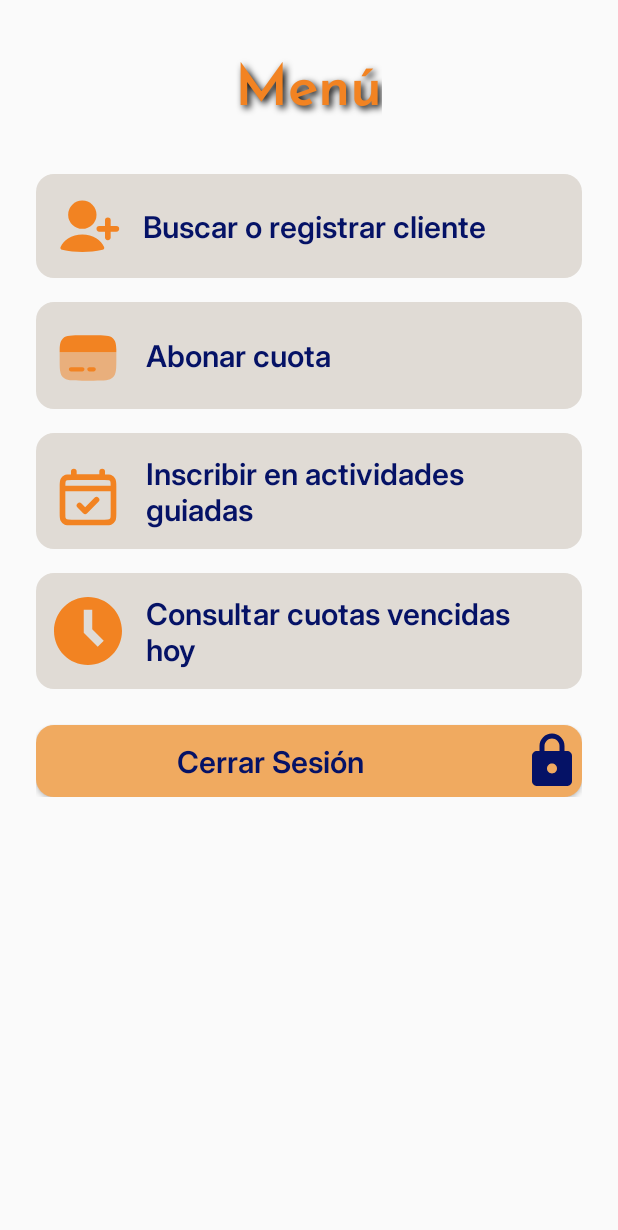
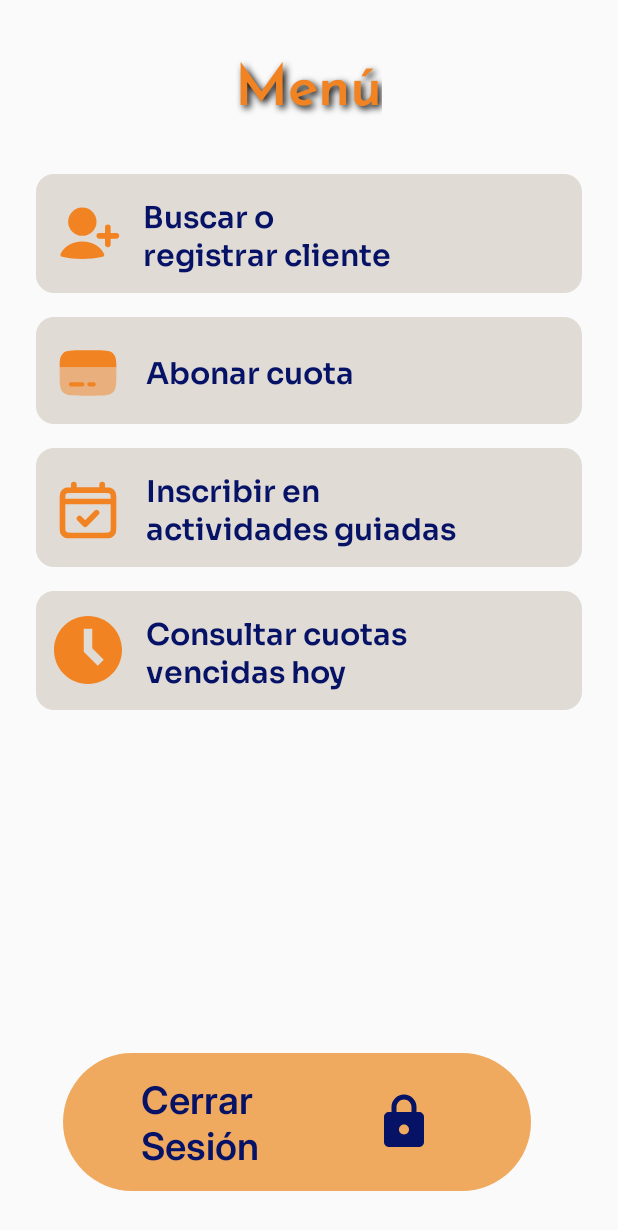
Before and after one commit to MarinaOliva/SinergiaFitnessApp, an Android app: the layout activity_menu_principal.xml on its own in the app's theme, with its tools: preview values and no code run, on a phone screen of 412 x 824 dp. Shown: the top 1230 px of the screen. Run offline under Robolectric (Android 15) with nearby library versions, the phone set to English and light mode, and no system bars.

Commit message:
Enhance main screen UI and improve styles

```diff
--- /dev/null
+++ b/app/src/main/res/drawable/bg_rounded_primary_button.xml
@@ -0,0 +1,4 @@
+<shape xmlns:android="http://schemas.android.com/apk/res/android" android:shape="rectangle">
+    <solid android:color="@color/button" />
+    <corners android:radius="200dp" />
+</shape>
--- a/app/src/main/res/drawable/ic_login.xml
+++ b/app/src/main/res/drawable/ic_login.xml
@@ -1,9 +1,13 @@
 <vector xmlns:android="http://schemas.android.com/apk/res/android"
-    android:width="31dp"
-    android:height="39dp"
-    android:viewportWidth="31"
-    android:viewportHeight="39">
+    android:width="50dp"
+    android:height="50dp"
+    android:viewportWidth="24"
+    android:viewportHeight="24">
   <path
-      android:pathData="M17.163,35.233V31.344H27.275V4.121H17.163V0.233H27.275C28.069,0.233 28.749,0.614 29.316,1.376C29.882,2.138 30.164,3.053 30.163,4.121V31.344C30.163,32.413 29.881,33.329 29.316,34.091C28.75,34.853 28.07,35.234 27.275,35.233H17.163ZM14.275,27.455L12.288,24.635L15.972,19.677H4.164V15.788H15.972L12.288,10.83L14.275,8.01L21.497,17.733L14.275,27.455Z"
-      android:fillColor="#051266"/>
+      android:pathData="M15,4H18C19.105,4 20,4.895 20,6V18C20,19.105 19.105,20 18,20H15M11,16L15,12M15,12L11,8M15,12H3"
+      android:strokeLineJoin="round"
+      android:strokeWidth="1.5"
+      android:fillColor="#00000000"
+      android:strokeColor="#051266"
+      android:strokeLineCap="round"/>
 </vector>
--- a/app/src/main/res/layout/activity_login.xml
+++ b/app/src/main/res/layout/activity_login.xml
@@ -51,10 +51,12 @@
 
     <Button
         android:id="@+id/loginButton"
-        style="@style/AppButtonText"
-        android:layout_width="match_parent"
-        android:layout_height="wrap_content"
+        style="@style/PrimaryButtonStyle"
+        android:layout_width="263dp"
+        android:layout_height="65dp"
+        android:drawableEnd="@drawable/ic_login"
+        android:drawablePadding="1dp"
+        android:gravity="center"
         android:text="Ingresar"
-        android:drawableEnd="@drawable/ic_login"
-        android:backgroundTint="@color/boton_cerrar_sesion"/>
+        android:textAppearance="@style/PrimaryButtonText" />
 </LinearLayout>
--- a/app/src/main/res/layout/activity_menu_principal.xml
+++ b/app/src/main/res/layout/activity_menu_principal.xml
@@ -1,7 +1,14 @@
 <?xml version="1.0" encoding="utf-8"?>
-<ScrollView xmlns:android="http://schemas.android.com/apk/res/android"
+<RelativeLayout xmlns:android="http://schemas.android.com/apk/res/android"
+    android:layout_width="match_parent"
+    android:layout_height="match_parent">
+
+    <!-- Contenido scrollable -->
+    <ScrollView
+        android:id="@+id/scrollContent"
         android:layout_width="match_parent"
         android:layout_height="match_parent"
+        android:layout_above="@+id/btnCerrarSesion"
         android:padding="24dp">
 
         <LinearLayout
@@ -22,125 +29,85 @@
             <!-- Botón: Buscar o registrar cliente -->
             <LinearLayout
                 android:id="@+id/btnBuscarRegistrar"
-            android:layout_width="match_parent"
-            android:layout_height="wrap_content"
-            android:orientation="horizontal"
-            android:background="@drawable/bg_menu_button"
-            android:padding="12dp"
-            android:layout_marginBottom="16dp"
-            android:gravity="center_vertical"
-            android:clickable="true"
-            android:focusable="true">
+                style="@style/MenuButtonContainer">
 
                 <ImageView
-                android:layout_width="45dp"
-                android:layout_height="45dp"
+                    style="@style/MenuButtonIcon"
                     android:src="@drawable/ic_newuser"
                     android:layout_marginEnd="14dp"
                     android:scaleType="centerInside" />
 
                 <TextView
-                android:layout_width="wrap_content"
-                android:layout_height="wrap_content"
-                android:text="Buscar o registrar cliente"
-                android:textSize="20sp"
-                android:textColor="@color/boton_texto_color"
-                android:fontFamily="@font/inter" />
+                    style="@style/MenuButtonText"
+                    android:text="Buscar o \nregistrar cliente"/>
+
             </LinearLayout>
 
             <!-- Botón: Abonar cuota -->
             <LinearLayout
                 android:id="@+id/btnAbonarCuota"
-            android:layout_width="match_parent"
-            android:layout_height="wrap_content"
-            android:orientation="horizontal"
-            android:background="@drawable/bg_menu_button"
-            android:padding="12dp"
-            android:layout_marginBottom="16dp"
-            android:gravity="center_vertical"
-            android:clickable="true"
-            android:focusable="true">
+                style="@style/MenuButtonContainer">
 
                 <ImageView
-                android:layout_width="45dp"
-                android:layout_height="45dp"
+                    style="@style/MenuButtonIcon"
                     android:src="@drawable/ic_card"
-                android:layout_marginTop="2dp"
-                android:layout_marginEnd="16dp" />
+                    android:layout_marginTop="2dp" />
 
                 <TextView
-                android:layout_width="wrap_content"
-                android:layout_height="wrap_content"
-                android:text="Abonar cuota"
-                android:textSize="20sp"
-                android:textColor="@color/boton_texto_color"
-                android:fontFamily="@font/inter" />
+                    style="@style/MenuButtonText"
+                    android:text="Abonar cuota" />
+
             </LinearLayout>
 
             <!-- Botón: Inscribir en actividades guiadas -->
             <LinearLayout
                 android:id="@+id/btnActividadesGuiadas"
-            android:layout_width="match_parent"
-            android:layout_height="wrap_content"
-            android:orientation="horizontal"
-            android:background="@drawable/bg_menu_button"
-            android:padding="12dp"
-            android:layout_marginBottom="16dp"
-            android:gravity="center_vertical"
-            android:clickable="true"
-            android:focusable="true">
+                style="@style/MenuButtonContainer">
+
 
                 <ImageView
-                android:layout_width="45dp"
-                android:layout_height="45dp"
-                android:layout_marginTop="4dp"
-                android:layout_marginEnd="16dp"
+                    style="@style/MenuButtonIcon"
+                    android:layout_marginTop="2dp"
                     android:src="@drawable/ic_date" />
 
                 <TextView
-                android:layout_width="wrap_content"
-                android:layout_height="wrap_content"
-                android:text="Inscribir en actividades guiadas"
-                android:textSize="20sp"
-                android:textColor="@color/boton_texto_color"
-                android:fontFamily="@font/inter" />
+                    style="@style/MenuButtonText"
+                    android:text="Inscribir en \nactividades guiadas" />
+
             </LinearLayout>
 
             <!-- Botón: Consultar cuotas vencidas hoy -->
             <LinearLayout
                 android:id="@+id/btnCuotasVencidas"
-            android:layout_width="match_parent"
-            android:layout_height="wrap_content"
-            android:orientation="horizontal"
-            android:background="@drawable/bg_menu_button"
-            android:padding="12dp"
-            android:layout_marginBottom="24dp"
-            android:gravity="center_vertical"
-            android:clickable="true"
-            android:focusable="true">
+                style="@style/MenuButtonContainer"
+                android:layout_marginBottom="24dp">
 
                 <ImageView
-                android:layout_width="45dp"
-                android:layout_height="45dp"
-                android:src="@drawable/ic_clock"
-                android:layout_marginEnd="16dp" />
+                    style="@style/MenuButtonIcon"
+                    android:src="@drawable/ic_clock" />
 
                 <TextView
-                android:layout_width="wrap_content"
-                android:layout_height="wrap_content"
-                android:text="Consultar cuotas vencidas hoy"
-                android:textSize="20sp"
-                android:textColor="@color/boton_texto_color"
-                android:fontFamily="@font/inter" />
+                    style="@style/MenuButtonText"
+                    android:text="Consultar cuotas \nvencidas hoy"/>
+
+            </LinearLayout>
+        </LinearLayout>
+    </ScrollView>
+
+    <!-- Botón: Cerrar sesión-->
+    <LinearLayout
+        android:id="@+id/btnCerrarSesion"
+        style="@style/PrimaryButtonStyle"
+        android:layout_alignParentBottom="true"
+        android:layout_marginStart="42dp">
+
+        <TextView
+            style="@style/PrimaryButtonText"
+            android:text="Cerrar Sesión" />
+
+        <ImageView
+            style="@style/CerrarSesionIcon"
+            android:src="@drawable/ic_lock" />
     </LinearLayout>
 
-        <!-- Botón: Cerrar sesión -->
-        <Button
-            android:id="@+id/btnCerrarSesion"
-            style="@style/CerrarSesionButtonStyle"
-            android:background="@drawable/bg_menu_button"
-            android:drawableEnd="@drawable/ic_lock"
-            android:text="Cerrar Sesión" />
-
-    </LinearLayout>
-</ScrollView>
+</RelativeLayout>
--- a/app/src/main/res/values/styles.xml
+++ b/app/src/main/res/values/styles.xml
@@ -19,38 +19,69 @@
         <item name="android:textColor">@color/titulo_color</item>
     </style>
 
-    <!-- Estilo para texto dentro de botones -->
-    <style name="AppButtonText">
-        <item name="android:fontFamily">@font/inter</item>
-        <item name="android:textSize">28sp</item>
-        <item name="android:textColor">@color/boton_texto_color</item>
-        <item name="android:textAllCaps">false</item>
+
+    <!-- Estilo para botones de menú (LinearLayout clicable con fondo y padding) -->
+    <style name="MenuButtonContainer">
+        <item name="android:layout_width">match_parent</item>
+        <item name="android:layout_height">wrap_content</item>
+        <item name="android:orientation">horizontal</item>
+        <item name="android:background">@drawable/bg_menu_button</item>
+        <item name="android:padding">12dp</item>
+        <item name="android:layout_marginBottom">16dp</item>
+        <item name="android:gravity">center_vertical</item>
+        <item name="android:clickable">true</item>
+        <item name="android:focusable">true</item>
     </style>
 
-    <!-- Estilo para los botones del menú principal -->
-    <style name="MenuButtonStyle" parent="Widget.AppCompat.Button">
-        <item name="android:fontFamily">@font/inter</item>
+    <!-- Estilo para textos dentro de los botones del menú -->
+    <style name="MenuButtonText">
+        <item name="android:layout_width">wrap_content</item>
+        <item name="android:layout_height">wrap_content</item>
         <item name="android:textSize">20sp</item>
         <item name="android:textColor">@color/boton_texto_color</item>
-        <item name="android:paddingStart">16dp</item>
-        <item name="android:drawablePadding">12dp</item>
-        <item name="android:textAllCaps">false</item>
-        <item name="android:layout_width">match_parent</item>
-        <item name="android:layout_height">wrap_content</item>
-        <item name="android:backgroundTint">@color/button</item>
+        <item name="android:fontFamily">@font/sora</item>
+        <item name="android:gravity">center_vertical</item>
     </style>
 
-    <!-- Estilo para el botón de cerrar sesión -->
-    <style name="CerrarSesionButtonStyle" parent="Widget.AppCompat.Button">
+    <!-- Estilo para los íconos dentro de los botones del menú -->
+    <style name="MenuButtonIcon">
+        <item name="android:layout_width">45dp</item>
+        <item name="android:layout_height">45dp</item>
+        <item name="android:layout_marginEnd">16dp</item>
+        <item name="android:scaleType">centerInside</item>
+    </style>
+
+    <!-- Estilo para botones primarios (de acción)" -->
+    <style name="PrimaryButtonStyle">
+        <item name="android:layout_width">312dp</item>
+        <item name="android:layout_height">wrap_content</item>
+        <item name="android:layout_marginBottom">30dp</item>
+        <item name="android:background">@drawable/bg_rounded_primary_button</item>
+        <item name="android:clickable">true</item>
+        <item name="android:focusable">true</item>
+        <item name="android:gravity">center_vertical</item>
+        <item name="android:orientation">horizontal</item>
+        <item name="android:padding">12dp</item>
         <item name="android:backgroundTint">@color/boton_cerrar_sesion</item>
+    </style>
+
+    <!-- Estilo para el texto dentro de botones primarios (de acción) -->
+    <style name="PrimaryButtonText">
+        <item name="android:layout_width">0dp</item>
+        <item name="android:layout_height">wrap_content</item>
+        <item name="android:layout_weight">1</item>
+        <item name="android:layout_marginStart">40dp</item>
+        <item name="android:textSize">25sp</item>
+        <item name="android:fontFamily">@font/inter</item>
         <item name="android:textColor">@color/boton_texto_color</item>
-        <item name="android:fontFamily">@font/inter</item>
-        <item name="android:textSize">20sp</item>
-        <item name="android:textAllCaps">false</item>
-        <item name="android:drawablePadding">12dp</item>
-        <item name="android:layout_width">match_parent</item>
-        <item name="android:layout_height">wrap_content</item>
+    </style>
 
+    <!-- Estilo para el ícono dentro del botón primario (de acción) -->
+    <style name="CerrarSesionIcon">
+        <item name="android:layout_width">45dp</item>
+        <item name="android:layout_height">45dp</item>
+        <item name="android:layout_marginEnd">50dp</item>
+        <item name="android:scaleType">centerInside</item>
     </style>
 
 
```
Lines whose indentation alone changed are shown as unchanged.
